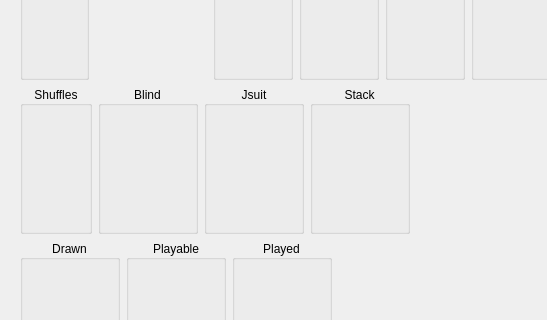
Above: table.ui from squawk7x/aQuteCardGame before the change; both pictures show x 0 to 547 and y 240 to 560 of the 1024 by 800 pixel window. Below: the same form after it.
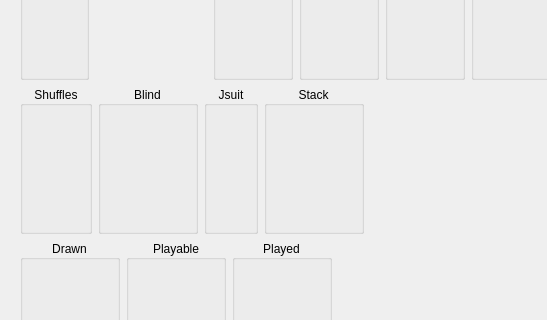
That is the form after the change.

The edit to the form file:
```diff
--- a/table.ui
+++ b/table.ui
@@ -523,7 +523,7 @@
           </property>
           <property name="minimumSize">
            <size>
-            <width>100</width>
+            <width>25</width>
             <height>0</height>
            </size>
           </property>
```
